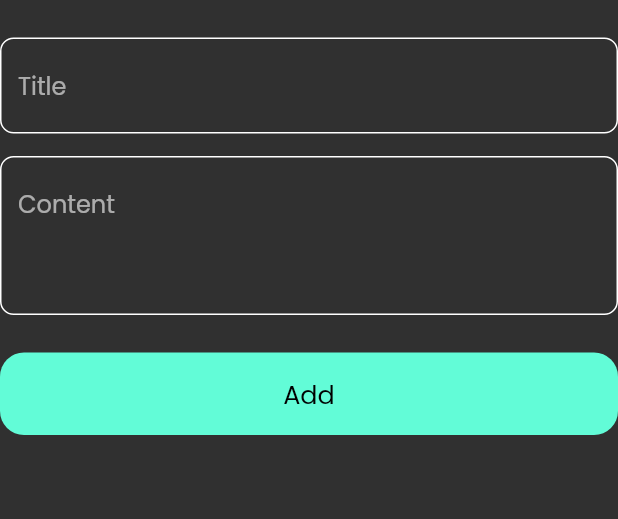
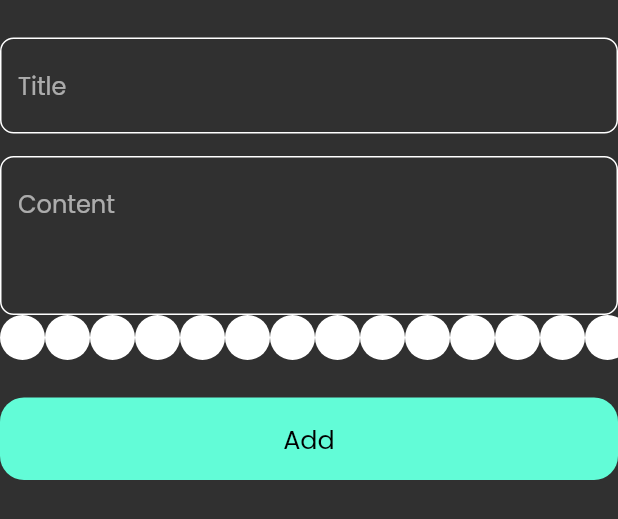
Before and after one commit to ImadDz-7/notes_app, a Flutter app: the AddNoteForm widget shown alone on an empty page, opened directly, on a phone screen of 412 x 824 dp. Shown: the top 519 px of the screen. Run offline on Flutter 3.47's test engine with Material 2 defaults, Android fonts, the phone set to English and light mode, and no system bars; our stand-ins replace flutter_bloc, font_awesome_flutter, hive, hive_flutter, modal_progress_hud_nsn; accounts and stored records are empty.

Commit message:
create colors list view part one

```diff
--- a/lib/views/widgets/add_note_form.dart
+++ b/lib/views/widgets/add_note_form.dart
@@ -4,6 +4,7 @@ import 'package:intl/intl.dart';
 import 'package:notes_app/cubits/add_note_cubit/add_note_cubit.dart';
 import 'package:notes_app/cubits/add_note_cubit/add_note_states.dart';
 import '../../models/note_model.dart';
+import 'colors_list_view.dart';
 import 'custom_button.dart';
 import 'custom_text_field.dart';
 
@@ -47,6 +48,7 @@ class _AddNoteFormState extends State<AddNoteForm> {
             maxLines: 3,
             textHint: 'Content',
           ),
+          const ColorsListView(),
           const SizedBox(
             height: 25,
           ),
--- /dev/null
+++ b/lib/views/widgets/color_item.dart
@@ -0,0 +1,13 @@
+import 'package:flutter/material.dart';
+
+class ColorItem extends StatelessWidget {
+  const ColorItem({super.key});
+
+  @override
+  Widget build(BuildContext context) {
+    return const CircleAvatar(
+      backgroundColor: Colors.white,
+      radius: 15,
+    );
+  }
+}
--- /dev/null
+++ b/lib/views/widgets/colors_list_view.dart
@@ -0,0 +1,21 @@
+import 'package:flutter/material.dart';
+
+import 'color_item.dart';
+
+class ColorsListView extends StatelessWidget {
+  const ColorsListView({super.key});
+
+  @override
+  Widget build(BuildContext context) {
+    return SizedBox(
+      height: 15*2,
+      child: ListView.builder(
+        itemCount: 15,
+        scrollDirection: Axis.horizontal,
+        itemBuilder: (context, index){
+          return const ColorItem();
+        },
+      ),
+    );
+  }
+}
```
